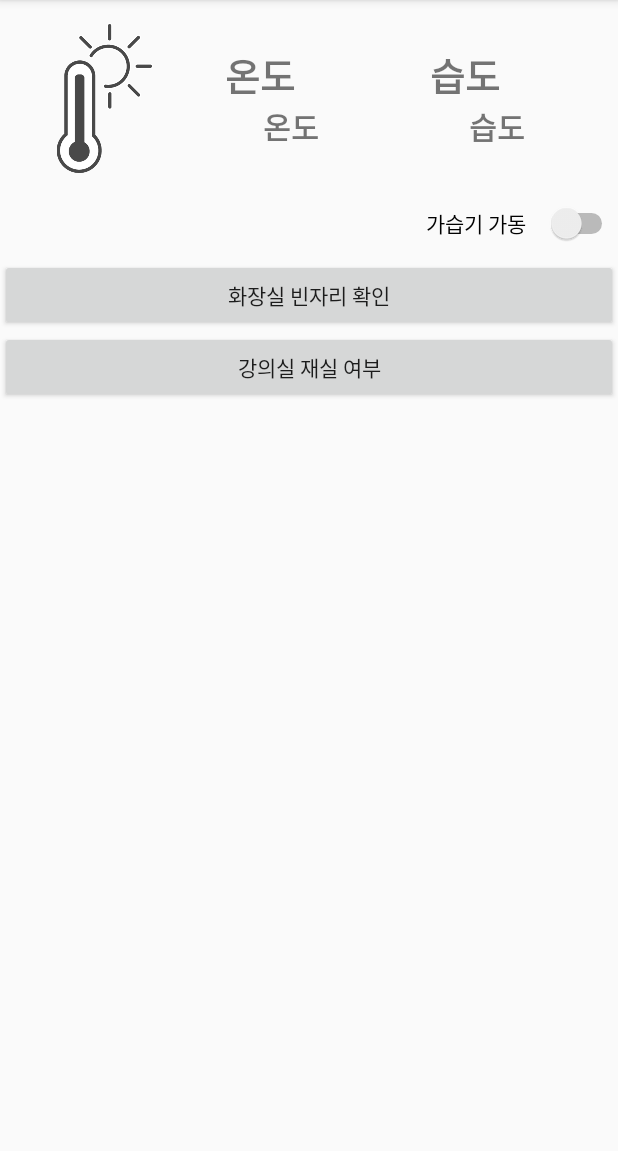
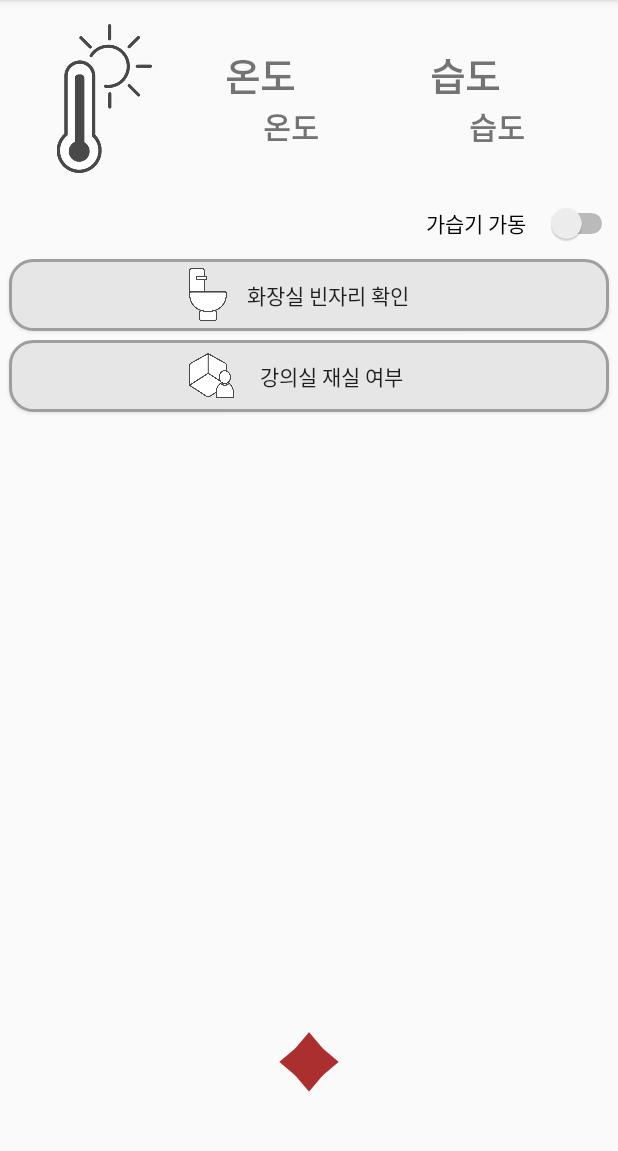
Before and after one commit to Yun-D/ArduinoHackathon_team3, an Android app: the ManagerMainActivity screen opened directly, with no data from a screen before it, on a phone screen of 412 x 824 dp, the part 84-1235 px from its top. Run offline under Robolectric (Android 15) with nearby library versions, the light colour scheme and no system bars; our stand-ins replace Firebase (no records; nobody signed in at launch, a user with empty details on screens opened directly).

Commit message:
메인 화면 버튼 왼쪽에 아이콘 추가 버튼 스타일 추가

```diff
--- a/app/src/main/AndroidManifest.xml
+++ b/app/src/main/AndroidManifest.xml
@@ -11,6 +11,10 @@
         android:roundIcon="@drawable/ic_launcher"
         android:supportsRtl="true"
         android:theme="@style/AppTheme">
+        <meta-data
+            android:name="com.google.android.actions"
+            android:resource="@xml/button_left_resize" />
+
         <activity android:name=".SplashActivity">
             <intent-filter>
                 <action android:name="android.intent.action.MAIN" />
--- a/app/src/main/java/com/example/arduinohackathon_team3/Activity/ManagerMainActivity.java
+++ b/app/src/main/java/com/example/arduinohackathon_team3/Activity/ManagerMainActivity.java
@@ -36,7 +36,7 @@ public class ManagerMainActivity extends AppCompatActivity {
         mBtnToiletCheck.setOnClickListener(new View.OnClickListener() {
             @Override
             public void onClick(View view) {
-                Intent i=new Intent(getApplicationContext(),ToiletCheckActivity.class);
+                Intent i = new Intent(getApplicationContext(),ToiletCheckActivity.class);
                 startActivity(i);
             }
         });
@@ -44,7 +44,7 @@ public class ManagerMainActivity extends AppCompatActivity {
         mBtnClassroomCheck.setOnClickListener(new View.OnClickListener() {
             @Override
             public void onClick(View view) {
-                Intent i=new Intent(getApplicationContext(),ClassroomCheckActivity.class);
+                Intent i = new Intent(getApplicationContext(),ClassroomCheckActivity.class);
                 startActivity(i);
             }
         });
--- a/app/src/main/java/com/example/arduinohackathon_team3/Activity/OfficeCheckActivity.java
+++ b/app/src/main/java/com/example/arduinohackathon_team3/Activity/OfficeCheckActivity.java
@@ -49,7 +49,7 @@ public class OfficeCheckActivity extends AppCompatActivity {
         dropdown.setOnItemSelectedListener(new AdapterView.OnItemSelectedListener() {
             @Override
             public void onItemSelected(AdapterView<?> adapterView, View view, int i, long l) {
-                Toast.makeText(getApplicationContext(), items.get(i) + "가 선택 되었습니다.", Toast.LENGTH_SHORT ).show();
+                Toast.makeText(getApplicationContext(), items.get(i) + "이 선택 되었습니다.", Toast.LENGTH_SHORT ).show();
                 choice = items.get(i);
 
                 // INVISIBLE 상태에서도 변경 가능 확인 완료.
@@ -76,7 +76,7 @@ public class OfficeCheckActivity extends AppCompatActivity {
         dropdown2.setOnItemSelectedListener(new AdapterView.OnItemSelectedListener() {
             @Override
             public void onItemSelected(AdapterView<?> adapterView, View view, int i, long l) {
-                Toast.makeText(getApplicationContext(), items2.get(i) + "가 선택 되었습니다.", Toast.LENGTH_SHORT ).show();
+                Toast.makeText(getApplicationContext(), items2.get(i) + "이 선택 되었습니다.", Toast.LENGTH_SHORT ).show();
                 choice2 = items2.get(i);
 
                 //
--- /dev/null
+++ b/app/src/main/res/drawable/button_left_resize_classroom.xml
@@ -0,0 +1,8 @@
+<?xml version="1.0" encoding="utf-8"?>
+<layer-list xmlns:android="http://schemas.android.com/apk/res/android" >
+    <item
+        android:drawable="@drawable/studentroom_icon"
+        android:width="30dp"
+        android:height="30dp"
+        />
+</layer-list >
--- /dev/null
+++ b/app/src/main/res/drawable/button_left_resize_toilet.xml
@@ -0,0 +1,8 @@
+<?xml version="1.0" encoding="utf-8"?>
+<layer-list xmlns:android="http://schemas.android.com/apk/res/android" >
+    <item
+        android:drawable="@drawable/toilet_icon"
+        android:width="25dp"
+        android:height="35dp"
+        />
+</layer-list >
--- /dev/null
+++ b/app/src/main/res/drawable/radial_button.xml
@@ -0,0 +1,12 @@
+<?xml version="1.0" encoding="utf-8"?>
+<shape xmlns:android="http://schemas.android.com/apk/res/android"
+    android:shape="rectangle" android:padding = "10dp">
+    <solid android:color="#E7E6E6"></solid>
+    <corners
+        android:bottomLeftRadius="15dp"
+        android:bottomRightRadius="15dp"
+        android:topLeftRadius="15dp"
+        android:topRightRadius="15dp"></corners>
+    <stroke android:width="2dp"
+        android:color="#9E9E9E"></stroke>
+</shape>
--- a/app/src/main/res/layout/activity_manager_main.xml
+++ b/app/src/main/res/layout/activity_manager_main.xml
@@ -1,11 +1,15 @@
 <?xml version="1.0" encoding="utf-8"?>
-<LinearLayout xmlns:android="http://schemas.android.com/apk/res/android"
+<FrameLayout xmlns:android="http://schemas.android.com/apk/res/android"
     xmlns:tools="http://schemas.android.com/tools"
     android:layout_width="match_parent"
     android:layout_height="match_parent"
     android:orientation="vertical"
     tools:context=".Activity.ManagerMainActivity">
 
+    <LinearLayout
+        android:layout_width="match_parent"
+        android:layout_height="match_parent"
+        android:orientation="vertical">
         <LinearLayout
             android:layout_width="match_parent"
             android:layout_height="wrap_content"
@@ -91,12 +95,33 @@
             android:id="@+id/btnToiletCheck"
             android:layout_width="match_parent"
             android:layout_height="wrap_content"
-        android:text="화장실 빈자리 확인" />
+            android:text="화장실 빈자리 확인"
+            android:layout_marginLeft="6dp"
+            android:layout_marginRight="6dp"
+            android:layout_marginBottom="6dp"
+            android:background="@drawable/radial_button"
+            android:drawableLeft="@drawable/button_left_resize_toilet"
+            android:paddingLeft="120dp"
+            android:paddingRight="120dp"/>
 
         <Button
             android:id="@+id/btnClassroomCheck"
             android:layout_width="match_parent"
             android:layout_height="wrap_content"
-        android:text="강의실 재실 여부" />
+            android:text="강의실 재실 여부"
+            android:layout_marginLeft="6dp"
+            android:layout_marginRight="6dp"
+            android:layout_marginBottom="6dp"
+            android:background="@drawable/radial_button"
+            android:drawableLeft="@drawable/button_left_resize_classroom"
+            android:paddingLeft="120dp"
+            android:paddingRight="120dp"/>
+    </LinearLayout>
 
-</LinearLayout>
+    <ImageView
+        android:layout_width="40dp"
+        android:layout_height="40dp"
+        android:src="@drawable/join_point2"
+        android:layout_gravity="bottom|center"
+        android:layout_marginBottom="40dp"/>
+</FrameLayout>
```
Also changed, not shown: app/src/main/res/drawable/button_left_resize_officeroom.xml (added, +8 -0 lines), app/src/main/res/layout/activity_student_main.xml (+38 -7 lines). Lines whose indentation alone changed are shown as unchanged.
